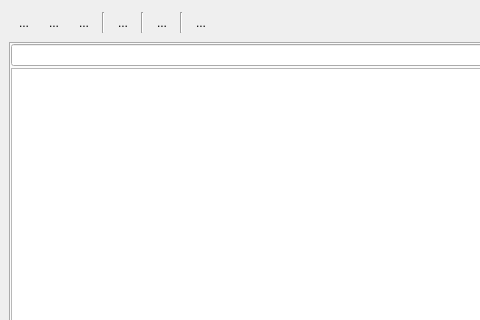
Old version of the form processing/ui/DlgModeler.ui in the repository mapplus/qgis-processing-wps; both pictures show x 0 to 480 and y 0 to 320 of the 1000 by 600 pixel window.
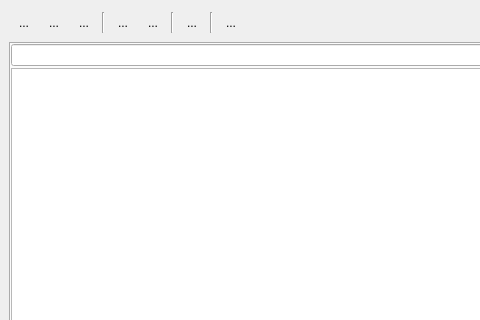
New version of the form. Custom widgets are drawn as their Qt base class.

The edit to the form file:
```diff
--- a/processing/ui/DlgModeler.ui
+++ b/processing/ui/DlgModeler.ui
@@ -96,6 +96,19 @@
        </property>
       </widget>
      </item>
+     <item>
+      <widget class="QToolButton" name="btnExportPython">
+       <property name="toolTip">
+        <string>Export as Python script</string>
+       </property>
+       <property name="text">
+        <string>...</string>
+       </property>
+       <property name="autoRaise">
+        <bool>true</bool>
+       </property>
+      </widget>
+     </item>
      <item>
       <widget class="Line" name="line_2">
        <property name="orientation">
```
